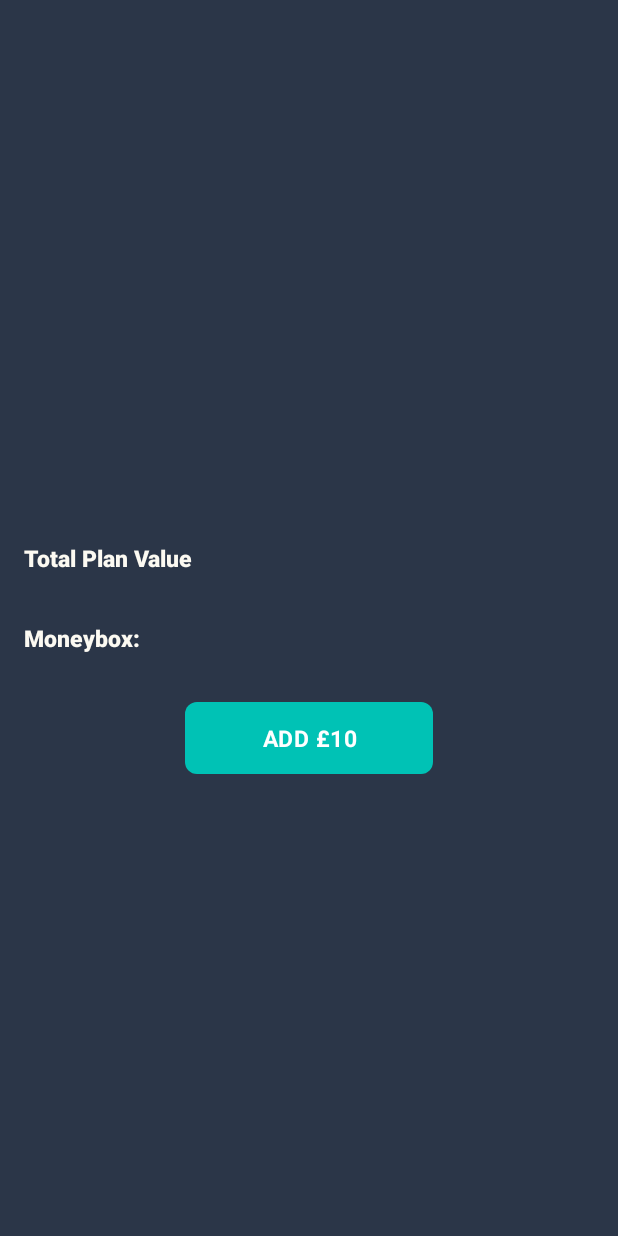
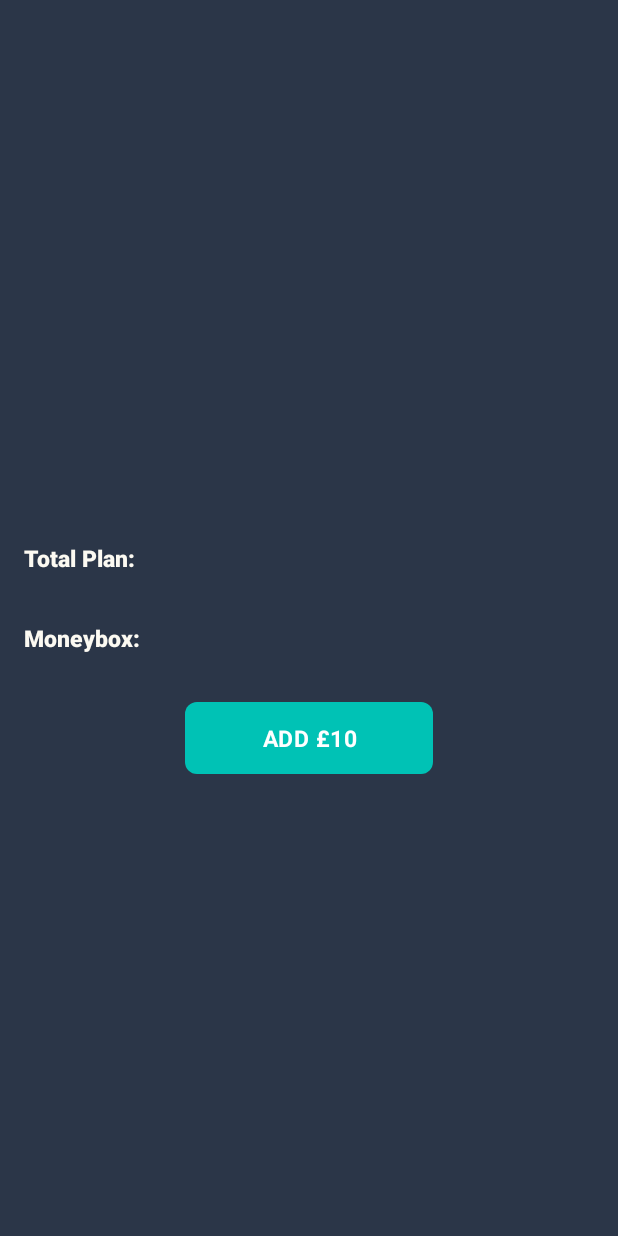
Before and after one commit to Marannix/Moneybox-Task, an Android app: the fragment InvestmentFragment placed in its activity, on a phone screen of 412 x 824 dp. Run offline under Robolectric (Android 15) with nearby library versions, the phone set to English and light mode, and no system bars; our stand-ins replace Dagger/Hilt's generated code, Room's generated code, RxJava; 6 statements that could not run were skipped.

Commit message:
Fix string, reduce loading time

```diff
--- a/app/src/main/java/com/example/minimoneybox/fragment/InvestmentFragment.kt
+++ b/app/src/main/java/com/example/minimoneybox/fragment/InvestmentFragment.kt
@@ -99,7 +99,7 @@ class InvestmentFragment : BaseFragment() {
     private fun returnToDashboard() {
         // Added a delay to simulate updating
         val handler = Handler()
-        handler.postDelayed({ loadingDialog.dismiss()}, 4000)
+        handler.postDelayed({ loadingDialog.dismiss()}, 3000)
         activity!!.onBackPressed()
     }
 
--- a/app/src/main/res/values/strings.xml
+++ b/app/src/main/res/values/strings.xml
@@ -24,13 +24,13 @@
 
     <!-- Strings related to dashboard -->
     <string name="hello_user_full_name">Hello %s!</string>
-    <string name="total_plan_label">Total Plan Value</string>
     <string name="total_plan_label_with_value">Total Plan Value: %s</string>
     <string name="plan_value_label">Plan Value:</string>
     <string name="money_box_label">Moneybox:</string>
 
     <!-- Strings related to investment deposit -->
     <string name="action_add_money">Add £10</string>
+    <string name="total_plan_label">Total Plan:</string>
 
     <!-- Strings related to error -->
     <string name="session_expired_error">Your session has expired. Please close the app and log in again.</string>
```
